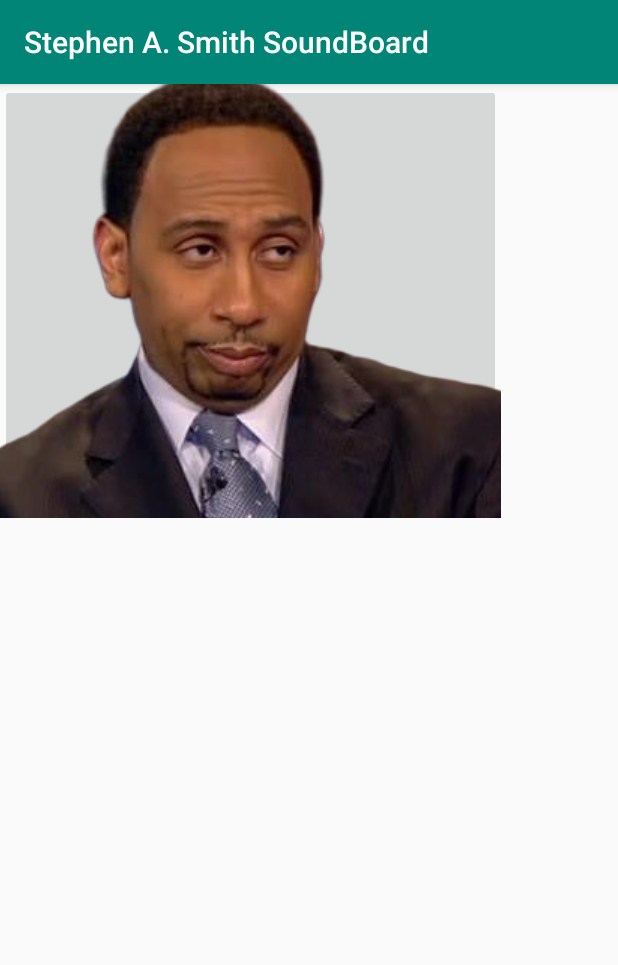
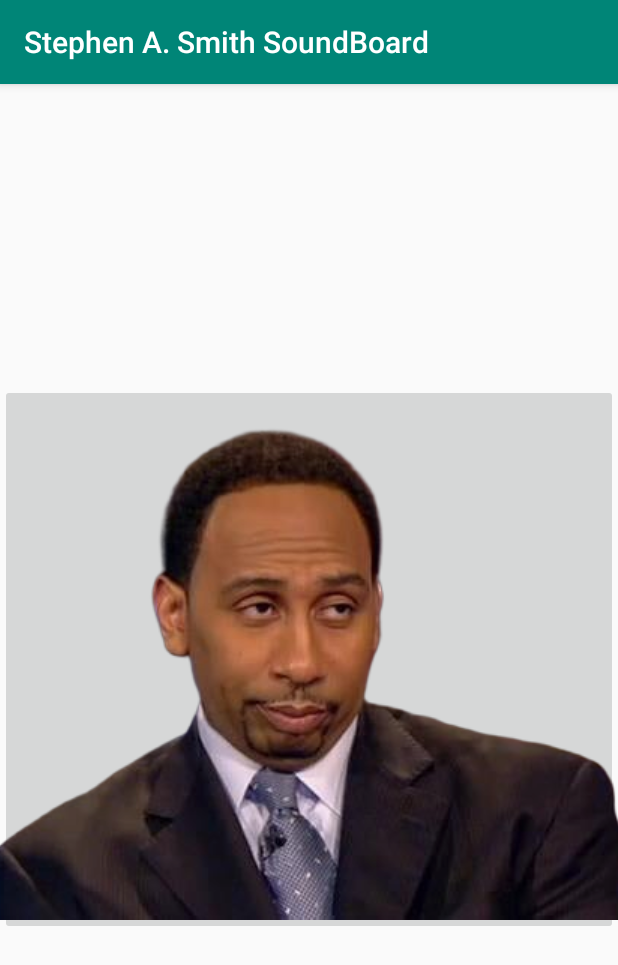
Before and after one commit to kdutta9/StephenASounds, an Android app: the screen it shows after launch (MainActivity), on a phone screen of 412 x 824 dp. Shown: the top 965 px of the screen. Run offline under Robolectric (Android 15) with nearby library versions, the light colour scheme and no system bars.

Commit message:
changed to RelativeLayout to center button

```diff
--- a/app/src/main/res/layout/activity_main.xml
+++ b/app/src/main/res/layout/activity_main.xml
@@ -1,19 +1,20 @@
 <?xml version="1.0" encoding="utf-8"?>
-<android.support.constraint.ConstraintLayout xmlns:android="http://schemas.android.com/apk/res/android"
+<RelativeLayout xmlns:android="http://schemas.android.com/apk/res/android"
     xmlns:app="http://schemas.android.com/apk/res-auto"
     xmlns:tools="http://schemas.android.com/tools"
-    android:layout_width="match_parent"
-    android:layout_height="match_parent"
+    android:layout_width="fill_parent"
+    android:layout_height="fill_parent"
     tools:background="@android:color/holo_blue_dark"
     tools:context=".MainActivity">
 
 
     <ImageButton
         android:id="@+id/imageButton"
-        android:layout_width="334dp"
-        android:layout_height="289dp"
+        android:layout_width="wrap_content"
+        android:layout_height="wrap_content"
+        android:layout_centerInParent="true"
         android:onClick="sound"
         app:srcCompat="@drawable/button_icon"
-        tools:layout_editor_absoluteX="47dp"
-        tools:layout_editor_absoluteY="191dp" />
-</android.support.constraint.ConstraintLayout>
+        tools:layout_editor_absoluteX="49dp"
+        tools:layout_editor_absoluteY="203dp" />
+</RelativeLayout>
```
